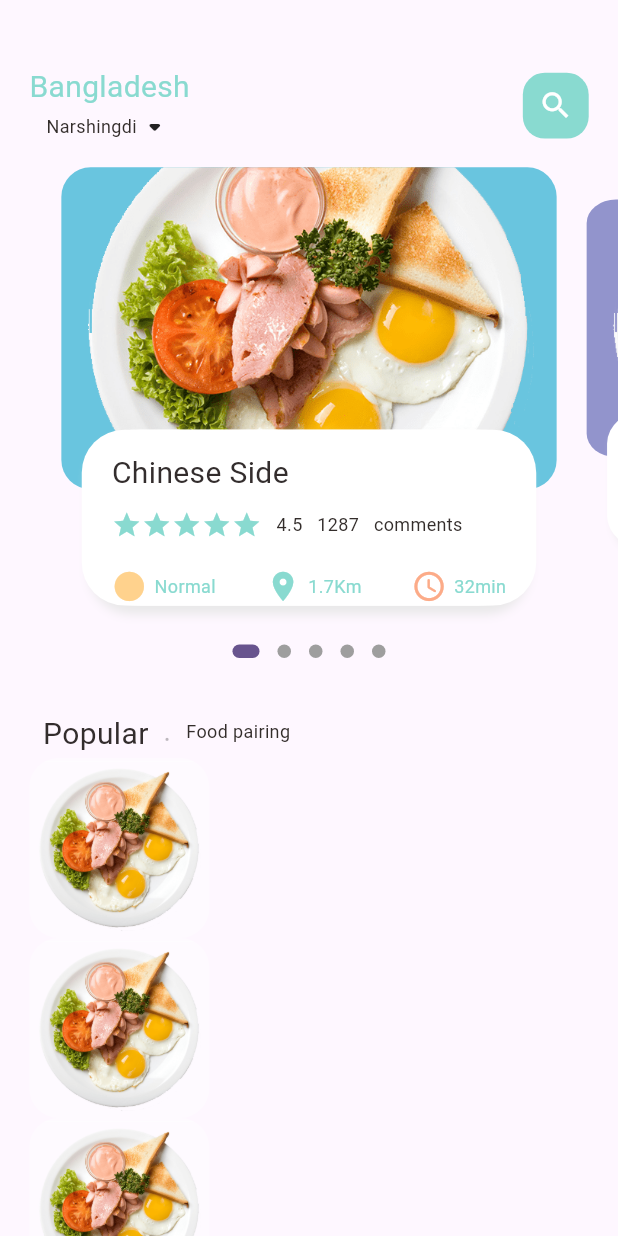
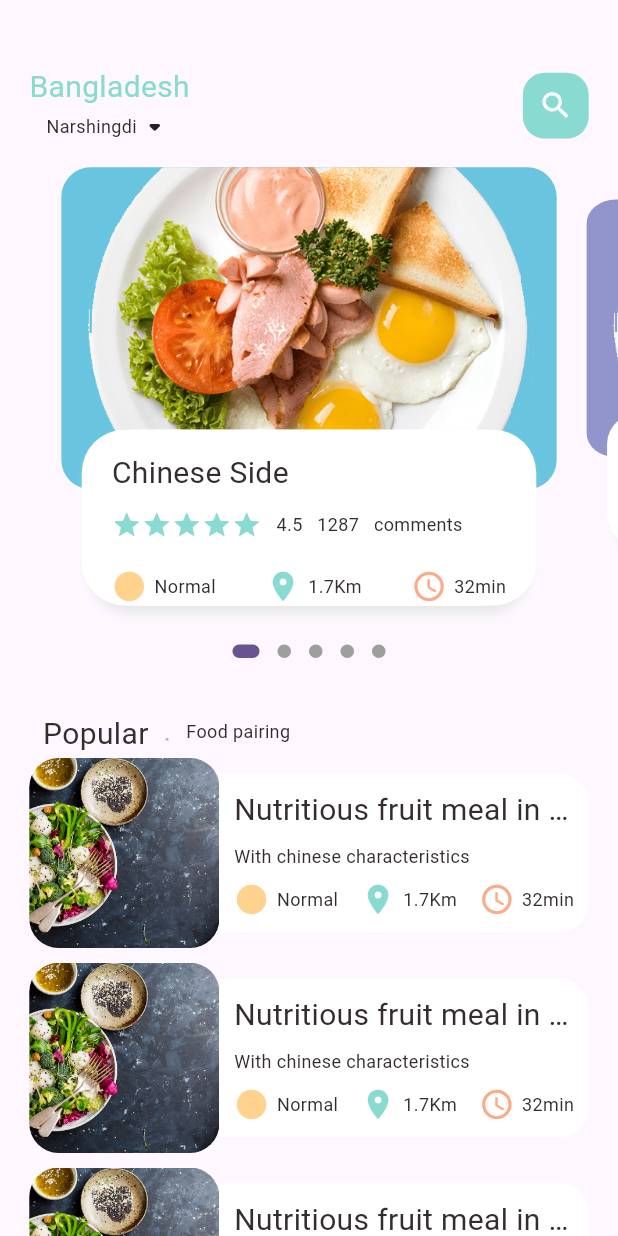
Before and after one commit to aliozer0/Food-Delivery-App, a Flutter app: the screen it shows after launch, on a phone screen of 412 x 824 dp. Run offline on Flutter 3.47's test engine with Material 2 defaults, Android fonts, the phone set to English and light mode, and no system bars; drawn by our look-alikes of dots_indicator; our stand-ins replace get.

Commit message:
food_page_body finished

```diff
--- a/lib/main.dart
+++ b/lib/main.dart
@@ -1,5 +1,5 @@
 import 'package:flutter/material.dart';
-import 'package:food_delivery/home/main_food_page.dart';
+import 'package:food_delivery/pages/home/main_food_page.dart';
 import 'package:get/get.dart';
 
 void main() {
--- a/lib/home/food_page_body.dart
+++ b/lib/pages/home/food_page_body.dart
@@ -98,24 +98,74 @@ class _FoodPageBodyState extends State<FoodPageBody> {
           ),
         ),
         Container(
-          height: 700,
           child: ListView.builder(
+            physics: NeverScrollableScrollPhysics(),
+            shrinkWrap: true,
             itemCount: 10,
             itemBuilder: (context, index) {
               return Container(
                 margin: EdgeInsets.only(
-                    left: Dimensions.width20, right: Dimensions.width20),
+                    left: Dimensions.width20,
+                    right: Dimensions.width20,
+                    bottom: Dimensions.height10),
                 child: Row(
                   children: [
                     Container(
-                      width: 120,
-                      height: 120,
+                      width: Dimensions.listViewImgSize,
+                      height: Dimensions.listViewImgSize,
                       decoration: BoxDecoration(
-                          borderRadius:
-                              BorderRadius.circular(Dimensions.radius20),
-                          color: Colors.white38,
-                          image: DecorationImage(
-                              image: AssetImage("lib/assets/image/food1.png"))),
+                        borderRadius:
+                            BorderRadius.circular(Dimensions.radius20),
+                        color: Colors.white38,
+                        image: DecorationImage(
+                          fit: BoxFit.cover,
+                          image: AssetImage("lib/assets/image/food2.jpeg"),
+                        ),
+                      ),
+                    ),
+                    Expanded(
+                      child: Container(
+                        height: Dimensions.listViewTextContSize,
+                        decoration: BoxDecoration(
+                          borderRadius: BorderRadius.only(
+                            topRight: Radius.circular(Dimensions.radius20),
+                            bottomRight: Radius.circular(Dimensions.radius20),
+                          ),
+                          color: Colors.white,
+                        ),
+                        child: Padding(
+                          padding: EdgeInsets.only(
+                              left: Dimensions.width10,
+                              right: Dimensions.width10),
+                          child: Column(
+                              crossAxisAlignment: CrossAxisAlignment.start,
+                              mainAxisAlignment: MainAxisAlignment.center,
+                              children: [
+                                BigText(text: "Nutritious fruit meal in China"),
+                                SizedBox(height: Dimensions.height10),
+                                SmallText(text: "With chinese characteristics"),
+                                SizedBox(height: Dimensions.height10),
+                                Row(
+                                  mainAxisAlignment:
+                                      MainAxisAlignment.spaceBetween,
+                                  children: [
+                                    IconAndTextWidget(
+                                        icon: Icons.circle_sharp,
+                                        colorIcon: AppColors.iconcolor1,
+                                        text: "Normal"),
+                                    IconAndTextWidget(
+                                        icon: Icons.location_on,
+                                        colorIcon: AppColors.mainColor,
+                                        text: "1.7Km"),
+                                    IconAndTextWidget(
+                                        icon: Icons.access_time_rounded,
+                                        colorIcon: AppColors.iconcolor2,
+                                        text: "32min"),
+                                  ],
+                                ),
+                              ]),
+                        ),
+                      ),
                     )
                   ],
                 ),
--- a/lib/home/main_food_page.dart
+++ b/lib/pages/home/main_food_page.dart
@@ -1,7 +1,7 @@
 import 'package:flutter/material.dart';
 import 'package:food_delivery/assets/color/colors.dart';
 
-import 'package:food_delivery/home/food_page_body.dart';
+import 'package:food_delivery/pages/home/food_page_body.dart';
 import 'package:food_delivery/utils/dimension.dart';
 import 'package:food_delivery/widgets/big_text.dart';
 import 'package:food_delivery/widgets/small_text.dart';
@@ -68,7 +68,10 @@ class _MainfoodPageState extends State<MainfoodPage> {
             ),
           ),
         ),
-        FoodPageBody(),
+        Expanded(
+            child: SingleChildScrollView(
+          child: FoodPageBody(),
+        )),
       ],
     ));
   }
--- a/lib/utils/dimension.dart
+++ b/lib/utils/dimension.dart
@@ -6,24 +6,29 @@ class Dimensions {
   static double pageView = screenHeight / 2.64;
   static double pageViewContainer = screenHeight / 3.84;
   static double pageViewTextContainer = screenHeight / 7.03;
-
+  //height
   static double height10 = screenHeight / 84.4;
   static double height15 = screenHeight / 56.27;
   static double height20 = screenHeight / 42.2;
   static double height30 = screenHeight / 28.8;
   static double height45 = screenHeight / 18.76;
-
+  //width
   static double width10 = screenHeight / 84.4;
   static double width15 = screenHeight / 56.27;
   static double width20 = screenHeight / 42.2;
   static double width30 = screenHeight / 28.8;
-
+  //fonts
   static double font20 = screenHeight / 42.2;
-
+  //radius
   static double radius15 = screenHeight / 56.27;
   static double radius20 = screenHeight / 42.2;
   static double radius30 = screenHeight / 28.8;
 
+  //icon Size
   static double iconSize24 = screenHeight / 35.17;
 
+  //list view size
+
+  static double listViewImgSize = screenWidth / 3.25;
+  static double listViewTextContSize = screenWidth / 3.9;
 }
--- a/lib/widgets/small_text.dart
+++ b/lib/widgets/small_text.dart
@@ -9,7 +9,7 @@ class SmallText extends StatelessWidget {
 
   SmallText({
     super.key,
-    this.color = const Color(0xFF89dad0),
+    this.color = const Color(0xFF332d2b),
     required this.text,
     this.size = 12,
     this.height = 1.2,
```
Also changed, not shown: lib/assets/color/fonts/Roboto-Bold.ttf (deleted), lib/assets/color/fonts/Roboto-Light.ttf (deleted), lib/assets/color/fonts/Roboto-Regular.ttf (deleted), lib/assets/image/food2.jpeg (added).
